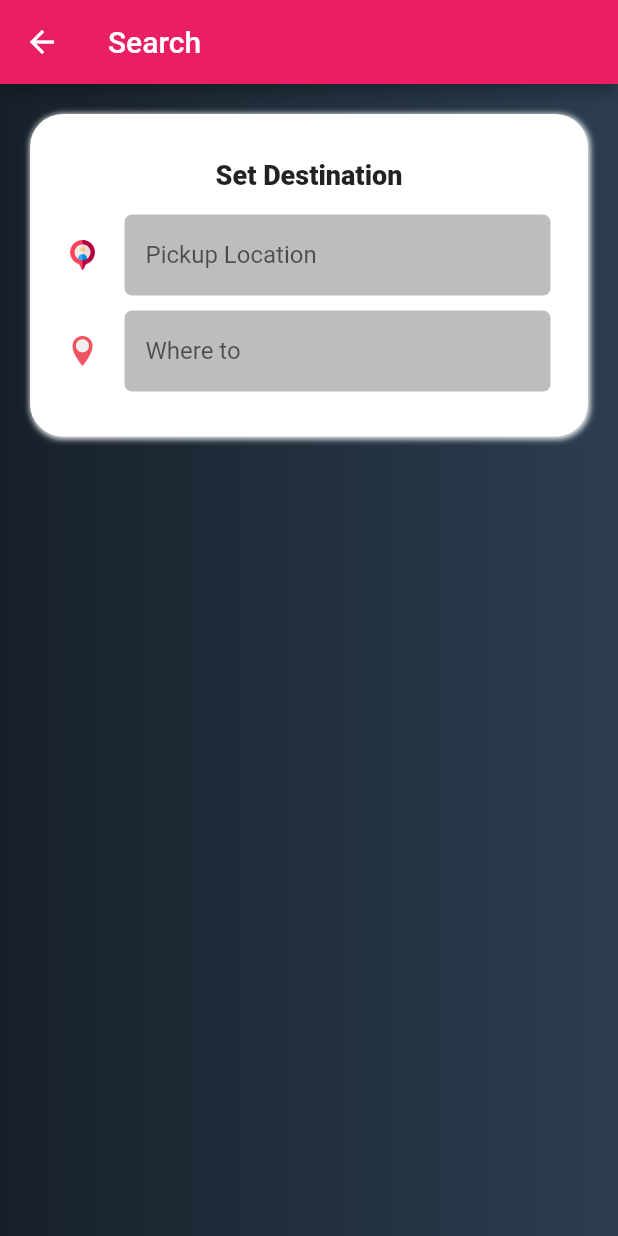
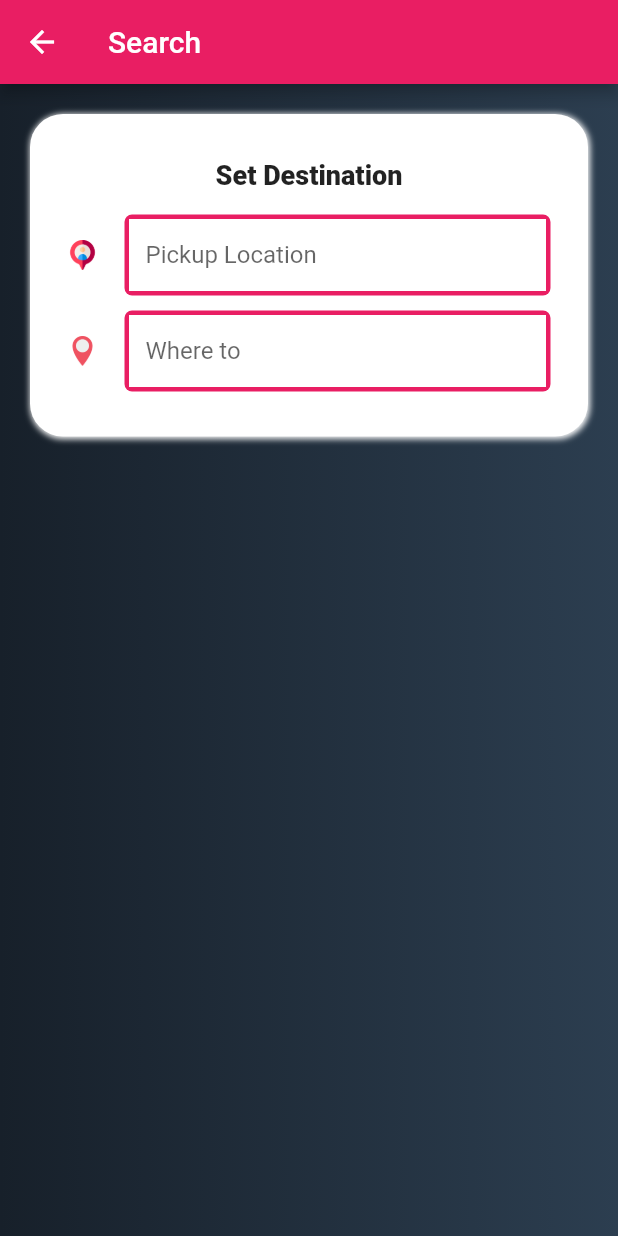
Before and after one commit to Medhat-Ahmed-15/Graduation_Project, a Flutter app: the SearchScreen screen opened by its route, on a phone screen of 412 x 824 dp. Run offline on Flutter 3.47's test engine with Material 2 defaults, Android fonts, the phone set to English and light mode, and no system bars; our stand-ins replace geolocator, google_maps_flutter, shared_preferences; accounts and stored records are empty.

Commit message:
changed the icons in the main drawer plus made couple of design changes in the search screen 1-21-2022

```diff
--- a/lib/Screens/searchScreen.dart
+++ b/lib/Screens/searchScreen.dart
@@ -128,19 +128,19 @@ class _SearchScreenState extends State<SearchScreen> {
                             Expanded(
                               child: Container(
                                 decoration: BoxDecoration(
-                                  color: Colors.grey[400],
+                                  color: Theme.of(context).primaryColor,
                                   borderRadius: BorderRadius.circular(5.0),
                                 ),
                                 child: Padding(
                                   padding: const EdgeInsets.all(3.0),
                                   child: TextField(
                                     controller: pickUpTextEditingController,
-                                    decoration: InputDecoration(
+                                    decoration: const InputDecoration(
                                       hintText: 'Pickup Location',
-                                      fillColor: Colors.grey[400],
+                                      fillColor: Colors.white,
                                       filled: true,
                                       border: InputBorder.none,
-                                      contentPadding: const EdgeInsets.only(
+                                      contentPadding: EdgeInsets.only(
                                           left: 11.0, top: 8.0, bottom: 8.0),
                                     ),
                                   ),
@@ -163,7 +163,7 @@ class _SearchScreenState extends State<SearchScreen> {
                             Expanded(
                               child: Container(
                                 decoration: BoxDecoration(
-                                  color: Colors.grey[400],
+                                  color: Theme.of(context).primaryColor,
                                   borderRadius: BorderRadius.circular(5.0),
                                 ),
                                 child: Padding(
@@ -173,12 +173,12 @@ class _SearchScreenState extends State<SearchScreen> {
                                       findPlace(val);
                                     },
                                     controller: dropOffTextEditingController,
-                                    decoration: InputDecoration(
+                                    decoration: const InputDecoration(
                                       hintText: 'Where to',
-                                      fillColor: Colors.grey[400],
+                                      fillColor: Colors.white,
                                       filled: true,
                                       border: InputBorder.none,
-                                      contentPadding: const EdgeInsets.only(
+                                      contentPadding: EdgeInsets.only(
                                           left: 11.0, top: 8.0, bottom: 8.0),
                                     ),
                                   ),
--- a/lib/main.dart
+++ b/lib/main.dart
@@ -47,6 +47,8 @@ class MyApp extends StatelessWidget {
               primarySwatch: Colors.pink,
               accentColor: Colors.pink,
             ),
+            debugShowCheckedModeBanner:
+                true, //if i make true it will display that this application is in debug model plus hathot el debug banner el bayb2 fal top right corner of the screen ,false hatsheel el debug banner
             home: authProviderObj.checkauthentication() == true
                 ? MapScreen()
                 : FutureBuilder(
--- a/lib/widgets/dividerWidget.dart
+++ b/lib/widgets/dividerWidget.dart
@@ -7,7 +7,7 @@ class DividerWidget extends StatelessWidget {
   Widget build(BuildContext context) {
     return const Divider(
       height: 1.0,
-      color: Colors.black,
+      color: Colors.white,
       thickness: 1.0,
     );
   }
--- a/lib/widgets/predictionTile.dart
+++ b/lib/widgets/predictionTile.dart
@@ -46,7 +46,7 @@ class PredictionTile extends StatelessWidget {
                     Text(
                       placePredictions.secondary_text,
                       style:
-                          const TextStyle(fontSize: 12.0, color: Colors.grey),
+                          const TextStyle(fontSize: 12.0, color: Colors.white),
                       overflow: TextOverflow.ellipsis,
                     ),
                     const SizedBox(
--- a/pubspec.yaml
+++ b/pubspec.yaml
@@ -76,6 +76,11 @@ flutter:
     - assets/images/google.png
     - assets/images/person.png
     - assets/images/pickicon.png
+    - assets/images/exit.png
+    - assets/images/help.png
+    - assets/images/information.png
+    - assets/images/setting.png
+    - assets/images/home.png
     - assets/images/desticon.png
 
   # An image asset can refer to one or more resolution-specific "variants", see
```
Also changed, not shown: lib/widgets/main_drawer.dart (+12 -13 lines), assets/images/exit.png (added), assets/images/help.png (added), assets/images/home.png (added), assets/images/information.png (added), assets/images/setting.png (added).
